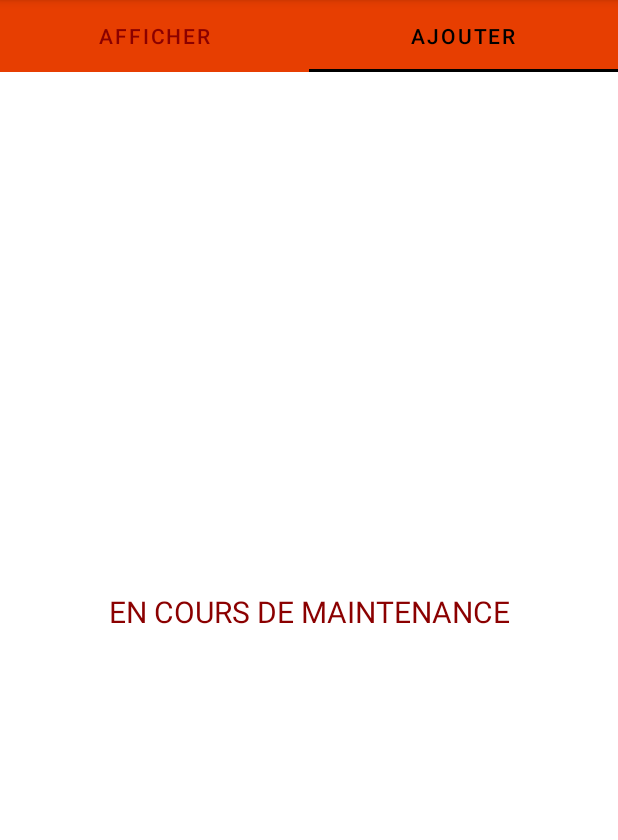
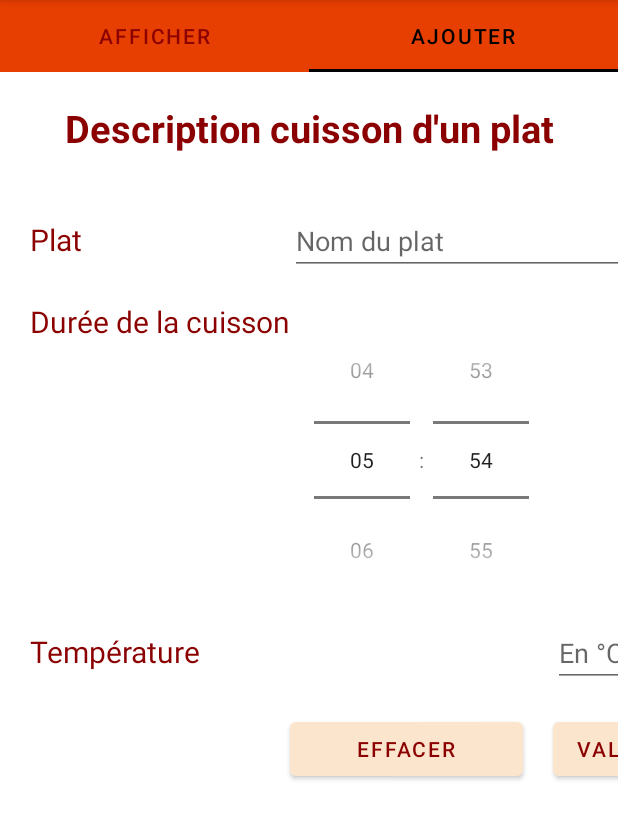
Before and after one commit to Aaravoss/Appli_android_cuisson_plat, an Android app: the screen it shows after launch (MainActivity), tab 2 chosen, on a phone screen of 412 x 824 dp, the part 84-924 px from its top. Run offline under Robolectric (Android 15) with nearby library versions, the phone set to English and light mode, and no system bars.

Commit message:
Update - Fragment Ajouter

```diff
--- a/AppCuisson/app/src/main/java/com/example/tds/FragmentAjouter.java
+++ b/AppCuisson/app/src/main/java/com/example/tds/FragmentAjouter.java
@@ -5,8 +5,23 @@ import android.os.Bundle;
 import android.view.LayoutInflater;
 import android.view.View;
 import android.view.ViewGroup;
+import android.widget.Button;
+import android.widget.EditText;
+import android.widget.TimePicker;
 
 public class FragmentAjouter extends Fragment {
+
+    private TimePicker timePicker; // Permet le choix d'une durée
+    private EditText choixNomPlat;
+    private EditText choixTemperature;
+
+    private Button boutonValider;
+    private Button boutonEffacer;
+
+    private String nomDuPlat;
+    private int dureeHeure;
+    private int dureeMinute;
+    private int temperature;
 
     public FragmentAjouter(){
         //Required empty public constructor
@@ -24,11 +39,34 @@ public class FragmentAjouter extends Fragment {
     @Override
     public void  onCreate(Bundle savedInstanceState) {
         super.onCreate(savedInstanceState);
+
     }
 
     @Override
     public View onCreateView(LayoutInflater inflater, ViewGroup container, Bundle savedInstanceState){
+        View view = inflater.inflate(R.layout.page_ajouter, container, false);
 
-        return inflater.inflate(R.layout.page_ajouter, container, false);
+        timePicker = (TimePicker) view.findViewById(R.id.timePicker);
+        timePicker.setIs24HourView(true);
+
+        choixNomPlat = (EditText) view.findViewById(R.id.choixNomDuPlat);
+        choixTemperature = (EditText) view.findViewById(R.id.choixTemperature);
+
+        boutonValider = (Button) view.findViewById(R.id.boutonValider);
+        boutonEffacer = (Button) view.findViewById(R.id.boutonEffacer);
+
+        return view;
     }
+
+    /**
+     * Action réalisée lors du clic sur le bouton Valider
+     * @param view
+     */
+    public void actionValider(View view) { }
+
+    /**
+     * Action réalisée lors du clic sur le bouton Effacer
+     * @param view
+     */
+    public void actionEffacer(View view) { }
 }
--- a/AppCuisson/app/src/main/java/com/example/tds/MainActivity.java
+++ b/AppCuisson/app/src/main/java/com/example/tds/MainActivity.java
@@ -1,16 +1,19 @@
 package com.example.tds;
 
-import androidx.annotation.NonNull;
 import androidx.appcompat.app.AppCompatActivity;
 import androidx.viewpager2.widget.ViewPager2;
 import android.media.MediaPlayer;
 import android.os.Bundle;
+import android.widget.NumberPicker;
+import android.widget.TimePicker;
+
 import com.example.tds.outils.PageAdapter;
 import com.google.android.material.tabs.TabLayout;
 import com.google.android.material.tabs.TabLayoutMediator;
 
 public class MainActivity extends AppCompatActivity {
 
+    TimePicker timePicker;
     MediaPlayer mp;
 
     @Override
--- a/AppCuisson/app/src/main/res/layout/page_afficher.xml
+++ b/AppCuisson/app/src/main/res/layout/page_afficher.xml
@@ -13,8 +13,7 @@
         style="@style/titre"
         />
 
-    <TableRow
-        >
+    <TableRow>
         <TextView
             android:gravity="center"
             android:text="@string/text_afficher_plat"
--- a/AppCuisson/app/src/main/res/layout/page_ajouter.xml
+++ b/AppCuisson/app/src/main/res/layout/page_ajouter.xml
@@ -1,15 +1,69 @@
 <?xml version="1.0" encoding="utf-8"?>
-<androidx.constraintlayout.widget.ConstraintLayout xmlns:android="http://schemas.android.com/apk/res/android"
+<TableLayout
+    xmlns:android="http://schemas.android.com/apk/res/android"
+    xmlns:tools="http://schemas.android.com/tools"
     android:layout_width="match_parent"
-    android:layout_height="match_parent">
+    android:layout_height="match_parent"
+    tools:context=".FragmentAjouter"
+    android:orientation="vertical"
+    android:stretchColumns="0,1,2">
 
     <TextView
-        android:layout_width="match_parent"
-        android:layout_height="match_parent"
-        android:text="EN COURS DE MAINTENANCE"
-        android:gravity="center"
-        android:textColor="@color/darkred"
-        android:textSize="20dp"
+        android:text="@string/text_ajouter_titre"
+        style="@style/titre"
         />
 
-</androidx.constraintlayout.widget.ConstraintLayout>
+    <TableRow>
+        <TextView
+            style="@style/ajouter_TextView"
+            android:text="@string/text_afficher_plat"
+            />
+        <EditText
+            android:id="@+id/choixNomDuPlat"
+            android:hint="@string/placeholder_ajouter_plat"
+            android:layout_marginRight="@dimen/marge_bord"
+            android:layout_span="2"
+            />
+    </TableRow>
+
+    <TableRow>
+        <TextView
+            android:text="@string/text_ajouter_duree"
+            style="@style/ajouter_TextView"
+            />
+        <TimePicker
+            android:id="@+id/timePicker"
+            android:timePickerMode="spinner"
+            android:layout_gravity="left"
+            />
+    </TableRow>
+
+    <TableRow>
+        <TextView
+            style="@style/ajouter_TextView"
+            android:text="@string/text_ajouter_temperature"
+            />
+        <EditText
+            android:id="@+id/choixTemperature"
+            android:hint="@string/placeholder_ajouter_temperature"
+            android:layout_marginRight="@dimen/marge_bord"
+            android:layout_column="2"
+            />
+    </TableRow>
+
+    <TableRow>
+        <Button
+            android:id="@+id/boutonEffacer"
+            android:text="@string/bouton_ajouter_effacer"
+            style="@style/bouton"
+            android:layout_column="1"
+            android:onClick="actionEffacer"
+            />
+        <Button
+            android:id="@+id/boutonValider"
+            android:text="@string/bouton_ajouter_valider"
+            style="@style/bouton"
+            android:onClick="actionValider"
+            />
+    </TableRow>
+</TableLayout>
--- a/AppCuisson/app/src/main/res/values/colors.xml
+++ b/AppCuisson/app/src/main/res/values/colors.xml
@@ -9,4 +9,5 @@
     <color name="white">#FFFFFFFF</color>
     <color name="darkred">#8B0000</color>
     <color name="corail">#E73E01</color>
+    <color name="sand">#FCE5CD</color>
 </resources>
--- a/AppCuisson/app/src/main/res/values/dimensions.xml
+++ b/AppCuisson/app/src/main/res/values/dimensions.xml
@@ -1,8 +1,9 @@
 <?xml version="1.0" encoding="utf-8"?>
 <resources>
-    <dimen name="size_titre">20sp</dimen>
-    <dimen name="size_texte">15sp</dimen>
+    <dimen name="size_titre">25sp</dimen>
+    <dimen name="size_texte">20sp</dimen>
     <dimen name="hauteur_logo">70dp</dimen>
     <dimen name="marge_bord">20dp</dimen>
+    <dimen name="marge_bas">35dp</dimen>
     <dimen name="marge_bouton">20dp</dimen>
 </resources>
--- a/AppCuisson/app/src/main/res/values/strings.xml
+++ b/AppCuisson/app/src/main/res/values/strings.xml
@@ -4,6 +4,13 @@
     <string name="text_afficher_plat">Plat</string>
     <string name="text_afficher_duree">Durée</string>
     <string name="text_afficher_degre">Degrés</string>
+    <string name="text_ajouter_titre">"Description cuisson d'un plat"</string>
+    <string name="text_ajouter_duree">Durée de la cuisson</string>
+    <string name="text_ajouter_temperature">Température</string>
+    <string name="placeholder_ajouter_plat">Nom du plat</string>
+    <string name="placeholder_ajouter_temperature">En °C</string>
+    <string name="bouton_ajouter_effacer">Effacer</string>
+    <string name="bouton_ajouter_valider">Valider</string>
     <string name="onglet_en_cours_0">AFFICHER</string>
     <string name="onglet_en_cours_1">AJOUTER</string>
 </resources>
--- a/AppCuisson/app/src/main/res/values/styles.xml
+++ b/AppCuisson/app/src/main/res/values/styles.xml
@@ -7,13 +7,22 @@
         <item name="android:gravity">center</item>
         <item name="android:textColor">@color/darkred</item>
         <item name="android:layout_marginTop">@dimen/marge_bord</item>
-        <item name="android:layout_marginBottom">@dimen/marge_bord</item>
+        <item name="android:layout_marginBottom">@dimen/marge_bas</item>
+        <item name="android:textStyle">bold</item>
     </style>
 
     <style name="afficher_TextView">
         <item name="android:layout_width">90dp</item>
         <item name="android:layout_height">wrap_content</item>
         <item name="android:textColor">@color/darkred</item>
+        <item name="android:textSize">@dimen/size_texte</item>
+    </style>
+
+    <style name="ajouter_TextView">
+        <item name="android:textSize">@dimen/size_texte</item>
+        <item name="android:textColor">@color/darkred</item>
+        <item name="android:layout_marginLeft">@dimen/marge_bord</item>
+        <item name="android:layout_marginBottom">@dimen/marge_bas</item>
     </style>
 
     <style name="list_plats">
@@ -23,4 +32,9 @@
         <item name="android:layout_height">match_parent</item>
     </style>
 
+    <style name="bouton">
+        <item name="android:layout_marginRight">@dimen/marge_bouton</item>
+        <item name="android:textColor">@color/darkred</item>
+        <item name="backgroundTint">@color/sand</item>
+    </style>
 </resources>
```
